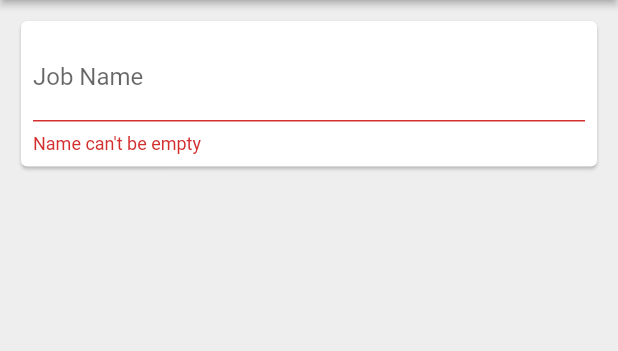
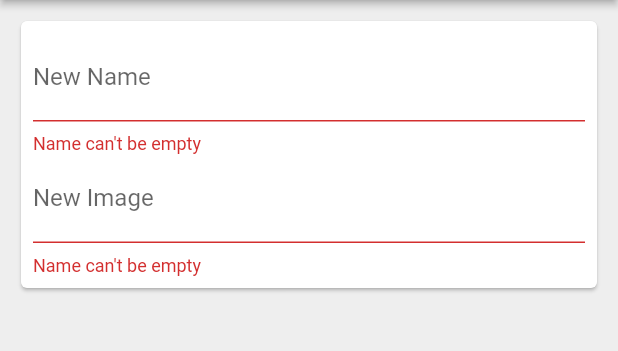
Before and after one commit to AshrafWzza/Time-Tracker-flutter, a Flutter app: the EditAccountPage screen opened directly with empty values, after a tap on "Save", on a phone screen of 412 x 824 dp, the part 84-435 px from its top. Run offline on Flutter 3.47's test engine with Material 2 defaults, Android fonts, the phone set to English and light mode, and no system bars; drawn by our look-alikes of modal_progress_hud_nsn; our stand-ins replace cloud_firestore, firebase_auth, firebase_core, google_sign_in, rxdart; missing offline and left inert: flutter_login_facebook; accounts and stored records are empty.

Commit message:
Account Avatar

```diff
--- a/lib/home/account/account_page.dart
+++ b/lib/home/account/account_page.dart
@@ -1,5 +1,6 @@
 import 'package:flutter/material.dart';
 import 'package:provider/provider.dart';
+import 'package:time_tracker_flutter/home/account/avatar.dart';
 import 'package:time_tracker_flutter/home/account/edit_account_page.dart';
 import 'package:time_tracker_flutter/home/models/account.dart';
 import '../../components/show_alert_dialog.dart';
@@ -61,25 +62,27 @@ class AccountPage extends StatelessWidget {
                         style: TextStyle(color: Colors.white, fontSize: 16),
                       )),
                 ],
-                ),
-                backgroundColor: Colors.red[400],
-                body: SafeArea(
+                bottom: PreferredSize(
                     child: Column(
                       crossAxisAlignment: CrossAxisAlignment.center,
                       children: [
-                    SizedBox(width: double.infinity),
-                    CircleAvatar(
-                        radius: 50.0,
-                        backgroundImage: AssetImage('images/profile1.jpg')),
-                    SizedBox(height: 5.0),
+                        Divider(),
+                        const SizedBox(width: double.infinity),
+                        Avatar(photoUrl: auth.currentUser!.photoURL),
+                        const SizedBox(height: 5.0),
                         Text(
                           accountName,
-                      style: TextStyle(fontSize: 20.0, fontFamily: 'Pacifico'),
+                          style: const TextStyle(
+                              fontSize: 20.0, fontFamily: 'Pacifico'),
                         ),
                       ],
-                )));
+                    ),
+                    preferredSize: Size.fromHeight(130)),
+              ),
+              backgroundColor: Colors.red[400],
+            );
           }
-          return Center(
+          return const Center(
             child: CircularProgressIndicator(),
           );
         });
--- /dev/null
+++ b/lib/home/account/avatar.dart
@@ -0,0 +1,24 @@
+import 'package:flutter/material.dart';
+
+class Avatar extends StatelessWidget {
+  final String? photoUrl;
+
+  const Avatar({Key? key, this.photoUrl}) : super(key: key);
+  @override
+  Widget build(BuildContext context) {
+    return Container(
+      decoration: BoxDecoration(
+          shape: BoxShape.circle, border: Border.all(color: Colors.teal)),
+      child: CircleAvatar(
+        radius: 50.0,
+        backgroundColor: Colors.black12,
+        backgroundImage: photoUrl != null
+            ? NetworkImage(photoUrl!)
+            : const AssetImage('images/profile1.jpg') as ImageProvider,
+        // error:The argument type 'Object' can't be assigned to the parameter type 'ImageProvider<Object>' Solved--> as ImageProvider
+
+        // child: photoUrl == null ? Icon(Icons.camera_alt, size: 50.0) : null,
+      ),
+    );
+  }
+}
--- a/lib/home/account/edit_account_page.dart
+++ b/lib/home/account/edit_account_page.dart
@@ -160,13 +160,21 @@ class _EditAccountPageState extends State<EditAccountPage> {
   }
 
   List<Widget> _buildFormChildren() {
-    final auth = Provider.of<AuthBase>(context, listen: false);
+    //final auth = Provider.of<AuthBase>(context, listen: false);
 
     return [
       TextFormField(
         //initialValue: _name, this will make form.reset() not work after ADD new
         //so the solution is to check if only this is Editing no Adding
-        decoration: InputDecoration(labelText: 'Job Name'),
+        decoration: InputDecoration(labelText: 'New Name'),
+        validator: (value) => value!.isNotEmpty ? null : 'Name can\'t be empty',
+        onSaved: (value) => _name = value,
+        textInputAction: TextInputAction.next,
+      ),
+      TextFormField(
+        //initialValue: _name, this will make form.reset() not work after ADD new
+        //so the solution is to check if only this is Editing no Adding
+        decoration: InputDecoration(labelText: 'New Image'),
         validator: (value) => value!.isNotEmpty ? null : 'Name can\'t be empty',
         onSaved: (value) => _name = value,
         textInputAction: TextInputAction.next,
```
Lines whose indentation alone changed are shown as unchanged.
